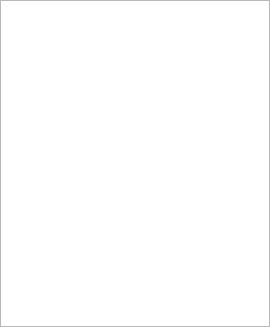
First picture: the form in branches/nugui/src/gui/messages.ui, repository trisyoungs/aten, before the edit.
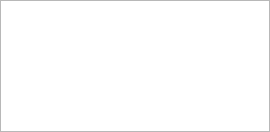
Second picture: the form after the edit. Icons and pictures are not drawn.

Commit message: Converted all icons to plain svg (again) using older version of Inkscape. Removed unnecessary call to setCentralWidget in GuiQt::run(). Tweaked some dock widget issues. Changed font size of all dock widgets to 8 pt. Added Messenger::richPrint() function to pass HTML-formatted message to GUI and stripped plaintext message to stdout if required.

```diff
--- a/branches/nugui/src/gui/messages.ui
+++ b/branches/nugui/src/gui/messages.ui
@@ -7,15 +7,26 @@
     <x>0</x>
     <y>0</y>
     <width>270</width>
-    <height>327</height>
+    <height>132</height>
    </rect>
   </property>
+  <property name="sizePolicy">
+   <sizepolicy hsizetype="Minimum" vsizetype="Expanding">
+    <horstretch>0</horstretch>
+    <verstretch>0</verstretch>
+   </sizepolicy>
+  </property>
   <property name="minimumSize">
    <size>
     <width>270</width>
-    <height>327</height>
+    <height>50</height>
    </size>
   </property>
+  <property name="font">
+   <font>
+    <pointsize>8</pointsize>
+   </font>
+  </property>
   <property name="windowIcon">
    <iconset resource="icons.qrc">
     <normaloff>:/stackicons/icons/stack_command.svg</normaloff>:/stackicons/icons/stack_command.svg</iconset>
@@ -36,6 +47,11 @@
     </property>
     <item>
      <widget class="QTextBrowser" name="MessagesBrowser">
+      <property name="font">
+       <font>
+        <pointsize>8</pointsize>
+       </font>
+      </property>
       <property name="textInteractionFlags">
        <set>Qt::LinksAccessibleByMouse|Qt::TextSelectableByMouse</set>
       </property>
```
Left out of the diff: 2 changed lines with no effect on the pictures. The commit also changes 156 other files.
